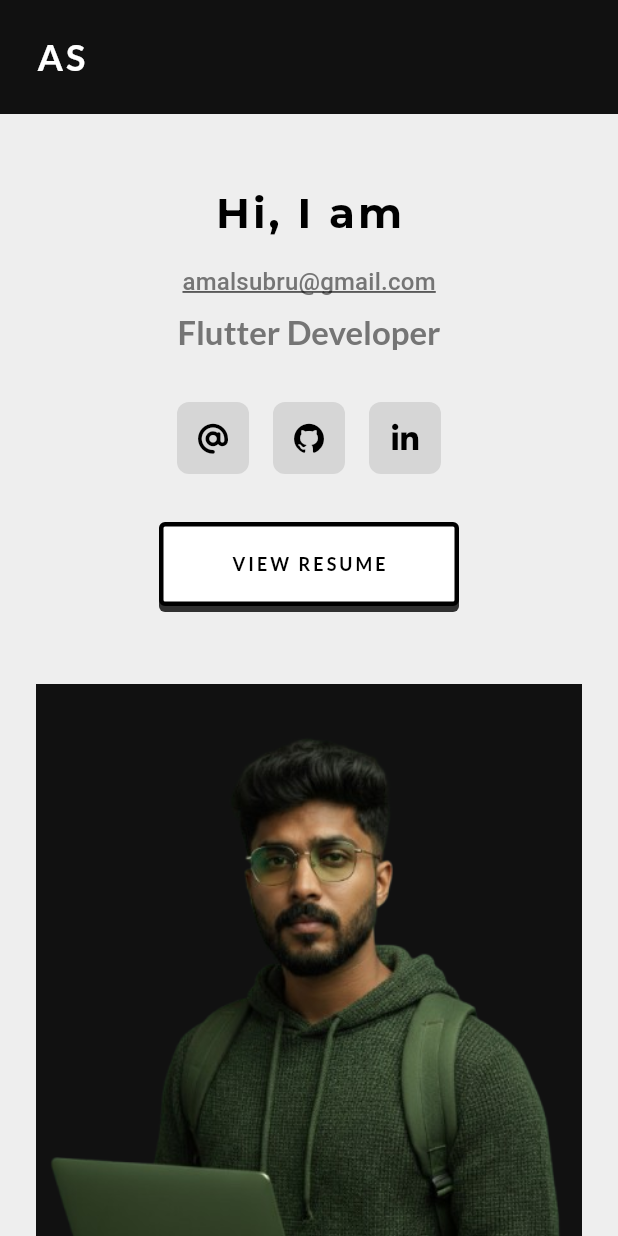
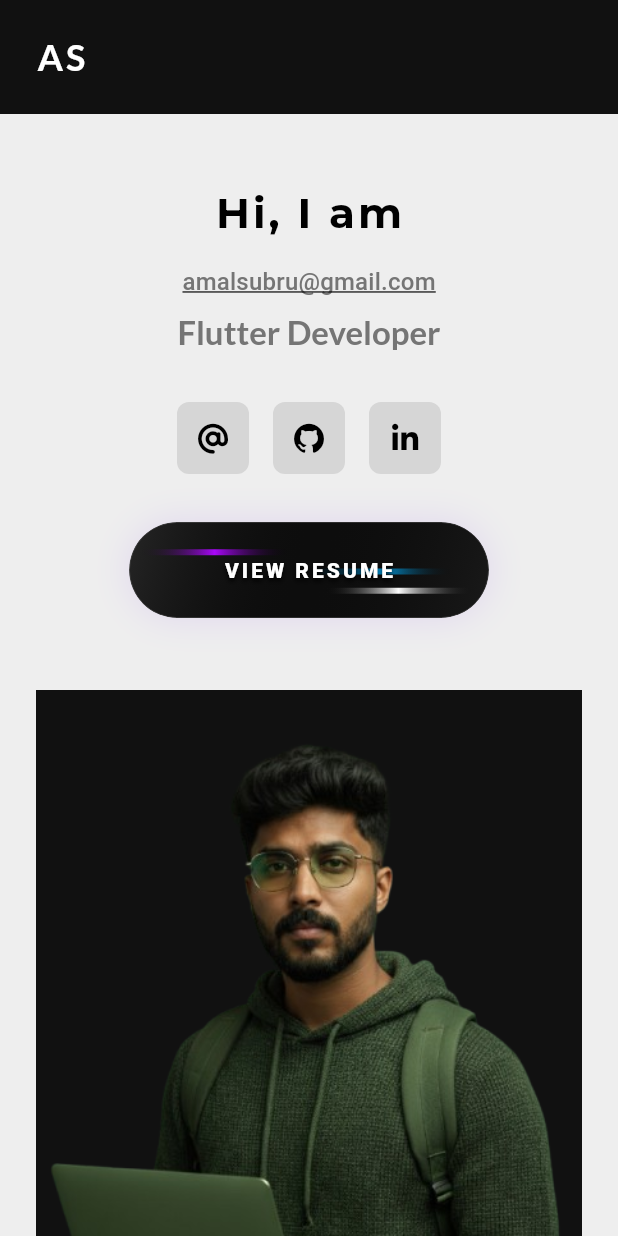
Before and after one commit to AmalSubrahmanayan/portfolio-, a Flutter app: the screen it shows after launch, after a tap on "amalsubru@gmail.com", on a phone screen of 412 x 824 dp. Run offline on Flutter 3.47's test engine with Material 3 defaults, Android fonts, the phone set to English and light mode, and no system bars; our stand-ins replace font_awesome_flutter, google_fonts.

Commit message:
feat: implement advanced Dribbble-style 3D parallax resume button

```diff
--- a/lib/presentation/widgets/three_d_button.dart
+++ b/lib/presentation/widgets/three_d_button.dart
@@ -1,5 +1,5 @@
+import 'dart:math' as math;
 import 'package:flutter/material.dart';
-import '../../core/constants/app_colors.dart';
 
 class ThreeDButton extends StatefulWidget {
   final VoidCallback onPressed;
@@ -15,15 +15,49 @@ class ThreeDButton extends StatefulWidget {
   State<ThreeDButton> createState() => _ThreeDButtonState();
 }
 
-class _ThreeDButtonState extends State<ThreeDButton> {
+class _ThreeDButtonState extends State<ThreeDButton>
+    with SingleTickerProviderStateMixin {
+  late AnimationController _streakController;
+  Offset _mousePos = Offset.zero;
+  bool _isHovered = false;
   bool _isPressed = false;
 
   @override
+  void initState() {
+    super.initState();
+    _streakController = AnimationController(
+      vsync: this,
+      duration: const Duration(seconds: 3),
+    )..repeat();
+  }
+
+  @override
+  void dispose() {
+    _streakController.dispose();
+    super.dispose();
+  }
+
+  void _onHover(PointerEvent details, Size size) {
+    setState(() {
+      _isHovered = true;
+      _mousePos = Offset(
+        (details.localPosition.dx / size.width) * 2 - 1,
+        (details.localPosition.dy / size.height) * 2 - 1,
+      );
+    });
+  }
+
+  @override
   Widget build(BuildContext context) {
-    const double pushDepth = 4.0;
+    const size = Size(240, 64);
 
     return MouseRegion(
-      cursor: SystemMouseCursors.click,
+      onEnter: (e) => setState(() => _isHovered = true),
+      onExit: (e) => setState(() {
+        _isHovered = false;
+        _mousePos = Offset.zero;
+      }),
+      onHover: (e) => _onHover(e, size),
       child: GestureDetector(
         onTapDown: (_) => setState(() => _isPressed = true),
         onTapUp: (_) {
@@ -31,44 +65,98 @@ class _ThreeDButtonState extends State<ThreeDButton> {
           widget.onPressed();
         },
         onTapCancel: () => setState(() => _isPressed = false),
-        child: SizedBox(
-          width: 200,
-          height: 60,
+        child: AnimatedScale(
+          scale: _isPressed ? 0.95 : 1.0,
+          duration: const Duration(milliseconds: 100),
+          child: AnimatedRotation(
+            turns: 0,
+            duration: const Duration(milliseconds: 200),
+            child: Transform(
+              transform: Matrix4.identity()
+                ..setEntry(3, 2, 0.002) // Perspective
+                ..rotateX(_isHovered ? -_mousePos.dy * 0.2 : 0)
+                ..rotateY(_isHovered ? _mousePos.dx * 0.2 : 0),
+              alignment: FractionalOffset.center,
+              child: Container(
+                width: size.width,
+                height: size.height,
+                decoration: BoxDecoration(
+                  borderRadius: BorderRadius.circular(32),
+                  boxShadow: [
+                    BoxShadow(
+                      color: const Color(0xFF6200EE).withValues(alpha: _isHovered ? 0.4 : 0.1),
+                      blurRadius: 20,
+                      spreadRadius: _isHovered ? 5 : 0,
+                    ),
+                  ],
+                ),
+                child: ClipRRect(
+                  borderRadius: BorderRadius.circular(32),
                   child: Stack(
                     children: [
-              // Shadow Layer (Bottom)
-              Positioned(
-                bottom: 0,
-                child: Container(
-                  width: 200,
-                  height: 56,
+                      // Obsidian Base
+                      Container(
                         decoration: BoxDecoration(
-                    color: AppColors.primaryBlack.withOpacity(0.8),
-                    borderRadius: BorderRadius.circular(4),
+                          color: const Color(0xFF0D0D0D),
+                          borderRadius: BorderRadius.circular(32),
+                        ),
+                      ),
+
+                      // Energy Streaks
+                      AnimatedBuilder(
+                        animation: _streakController,
+                        builder: (context, child) {
+                          return CustomPaint(
+                            painter: _EnergyStreakPainter(
+                              progress: _streakController.value,
+                              isHovered: _isHovered,
+                            ),
+                            size: size,
+                          );
+                        },
+                      ),
+
+                      // Gloss/Glass Sheen
+                      Container(
+                        decoration: BoxDecoration(
+                          gradient: LinearGradient(
+                            begin: Alignment.topLeft,
+                            end: Alignment.bottomRight,
+                            colors: [
+                              Colors.white.withValues(alpha: 0.1),
+                              Colors.transparent,
+                              Colors.white.withValues(alpha: 0.05),
+                            ],
                           ),
                         ),
                       ),
-              // Top Layer (Button Face)
-              AnimatedPositioned(
-                duration: const Duration(milliseconds: 50),
-                top: _isPressed ? pushDepth : 0,
-                child: Container(
-                  width: 200,
-                  height: 56,
+
+                      // Reflected Edges
+                      Container(
                         decoration: BoxDecoration(
-                    color: AppColors.surfaceWhite,
-                    border: Border.all(color: AppColors.primaryBlack, width: 3),
-                    borderRadius: BorderRadius.circular(4),
+                          borderRadius: BorderRadius.circular(32),
+                          border: Border.all(
+                            color: Colors.white.withValues(alpha: 0.2),
+                            width: 0.5,
                           ),
-                  child: Center(
+                        ),
+                      ),
+
+                      // Text
+                      Center(
                         child: Text(
                           widget.text,
-                      style: Theme.of(context).textTheme.bodySmall?.copyWith(
-                        color: AppColors.primaryBlack,
-                        fontWeight: FontWeight.bold,
+                          style: Theme.of(context).textTheme.labelLarge?.copyWith(
+                            color: Colors.white,
+                            fontWeight: FontWeight.w800,
                             letterSpacing: 2.0,
+                            shadows: [
+                              const Shadow(
+                                color: Colors.black,
+                                offset: Offset(0, 2),
+                                blurRadius: 4,
                               ),
-                    ),
+                            ],
                           ),
                         ),
                       ),
@@ -76,6 +164,55 @@ class _ThreeDButtonState extends State<ThreeDButton> {
                   ),
                 ),
               ),
+            ),
+          ),
+        ),
+      ),
     );
   }
 }
+
+class _EnergyStreakPainter extends CustomPainter {
+  final double progress;
+  final bool isHovered;
+
+  _EnergyStreakPainter({required this.progress, required this.isHovered});
+
+  @override
+  void paint(Canvas canvas, Size size) {
+    final paint = Paint()
+      ..style = PaintingStyle.stroke
+      ..strokeWidth = 2.0;
+
+    final random = math.Random(42);
+
+    for (int i = 0; i < 3; i++) {
+      final y = size.height * (0.3 + i * 0.2);
+      final xOffset = progress * size.width;
+
+      final rect = Rect.fromLTWH(
+        (xOffset + random.nextDouble() * size.width) % size.width - 50,
+        y,
+        100,
+        2,
+      );
+
+      final gradient = LinearGradient(
+        colors: [
+          Colors.transparent,
+          i == 0 ? const Color(0xFFAA00FF) : (i == 1 ? const Color(0xFF00B0FF) : Colors.white),
+          Colors.transparent,
+        ],
+      ).createShader(rect);
+
+      paint.shader = gradient;
+      canvas.drawRRect(
+        RRect.fromRectAndRadius(rect, const Radius.circular(1)),
+        paint,
+      );
+    }
+  }
+
+  @override
+  bool shouldRepaint(_EnergyStreakPainter oldDelegate) => true;
+}
```
Lines whose indentation alone changed are shown as unchanged.
